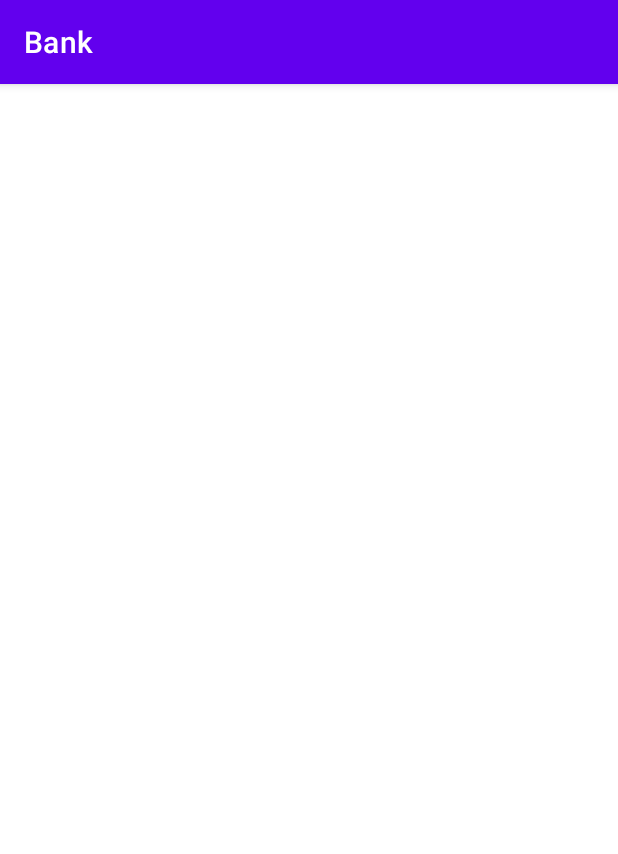
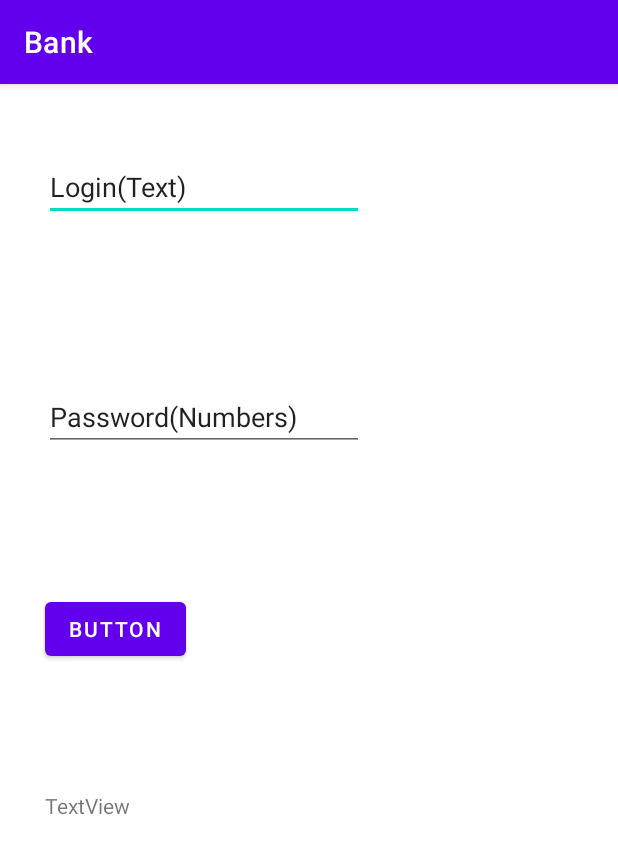
Before and after one commit to Baylake/android-bankapplication, an Android app: the screen it shows after launch (MainActivity), after a tap on "2 ACTIVITY", on a phone screen of 412 x 824 dp. Shown: the top 854 px of the screen. Run offline under Robolectric (Android 15) with nearby library versions, the phone set to English and light mode, and no system bars; 1 other tap on this screen came first.

Commit message:
Adds Database.java
Makes connection with MAMP MySQL+Apache Server with PHP.

```diff
--- a/app/src/main/java/com/example/bank/PasswordActivity.java
+++ b/app/src/main/java/com/example/bank/PasswordActivity.java
@@ -4,13 +4,22 @@ import androidx.appcompat.app.AppCompatActivity;
 
 import android.content.Intent;
 import android.os.Bundle;
+import android.provider.ContactsContract;
+import android.util.Log;
 import android.view.View;
 import android.widget.Button;
 import android.widget.EditText;
 import android.widget.TextView;
 
+import java.io.BufferedReader;
+import java.io.InputStream;
+import java.io.InputStreamReader;
+import java.net.HttpURLConnection;
+import java.net.URL;
+
+
 public class PasswordActivity extends AppCompatActivity {
-
+    HttpURLConnection conn;
 
     @Override
     protected void onCreate(Bundle savedInstanceState) {
@@ -41,7 +50,11 @@ public class PasswordActivity extends AppCompatActivity {
                     int2 = Integer.parseInt(Number2.getText().toString());
                     Integer ans = int1 + int2;
                     answer.setText(ans.toString());
-                    suka.setText("Sanya Huy Sosi!!!!!!!");
+                    //ЖЕСКО ТЕСТИРУЮ
+                    //startLoop();
+                    DataBase dataBase=new DataBase();
+                    dataBase.select("valera");
+                    //ЖЕСКО ТЕСТИРУЮ
                     break;
 
                 case R.id.button2:
@@ -61,4 +74,5 @@ public class PasswordActivity extends AppCompatActivity {
         Intent intent = new Intent(this, MainActivity.class);
         startActivity(intent);
     }
+
 }
--- a/app/src/main/res/layout/activity_main.xml
+++ b/app/src/main/res/layout/activity_main.xml
@@ -6,4 +6,55 @@
     android:layout_height="match_parent"
     tools:context=".MainActivity">
 
+    <EditText
+        android:id="@+id/editText"
+        android:layout_width="wrap_content"
+        android:layout_height="wrap_content"
+        android:ems="10"
+        android:inputType="textPersonName"
+        android:text="Login(Text)"
+        app:layout_constraintBottom_toBottomOf="parent"
+        app:layout_constraintEnd_toEndOf="parent"
+        app:layout_constraintHorizontal_bias="0.149"
+        app:layout_constraintStart_toStartOf="parent"
+        app:layout_constraintTop_toTopOf="parent"
+        app:layout_constraintVertical_bias="0.064" />
+
+    <EditText
+        android:id="@+id/editTextTextPersonName2"
+        android:layout_width="wrap_content"
+        android:layout_height="wrap_content"
+        android:ems="10"
+        android:inputType="textPersonName"
+        android:text="Password(Numbers)"
+        app:layout_constraintBottom_toBottomOf="parent"
+        app:layout_constraintEnd_toEndOf="parent"
+        app:layout_constraintHorizontal_bias="0.149"
+        app:layout_constraintStart_toStartOf="parent"
+        app:layout_constraintTop_toTopOf="parent"
+        app:layout_constraintVertical_bias="0.276" />
+
+    <Button
+        android:id="@+id/button3"
+        android:layout_width="wrap_content"
+        android:layout_height="wrap_content"
+        android:text="Button"
+        app:layout_constraintBottom_toBottomOf="parent"
+        app:layout_constraintEnd_toEndOf="parent"
+        app:layout_constraintHorizontal_bias="0.094"
+        app:layout_constraintStart_toStartOf="parent"
+        app:layout_constraintTop_toTopOf="parent"
+        app:layout_constraintVertical_bias="0.471" />
+
+    <TextView
+        android:id="@+id/textView5"
+        android:layout_width="wrap_content"
+        android:layout_height="wrap_content"
+        android:text="TextView"
+        app:layout_constraintBottom_toBottomOf="parent"
+        app:layout_constraintEnd_toEndOf="parent"
+        app:layout_constraintHorizontal_bias="0.084"
+        app:layout_constraintStart_toStartOf="parent"
+        app:layout_constraintTop_toTopOf="parent"
+        app:layout_constraintVertical_bias="0.63" />
 </androidx.constraintlayout.widget.ConstraintLayout>
```
Also changed, not shown: app/src/main/java/com/example/bank/DataBase.java (added, +186 -0 lines), app/src/main/java/com/example/bank/MainActivity.java (+10 -0 lines), 1 other file.
